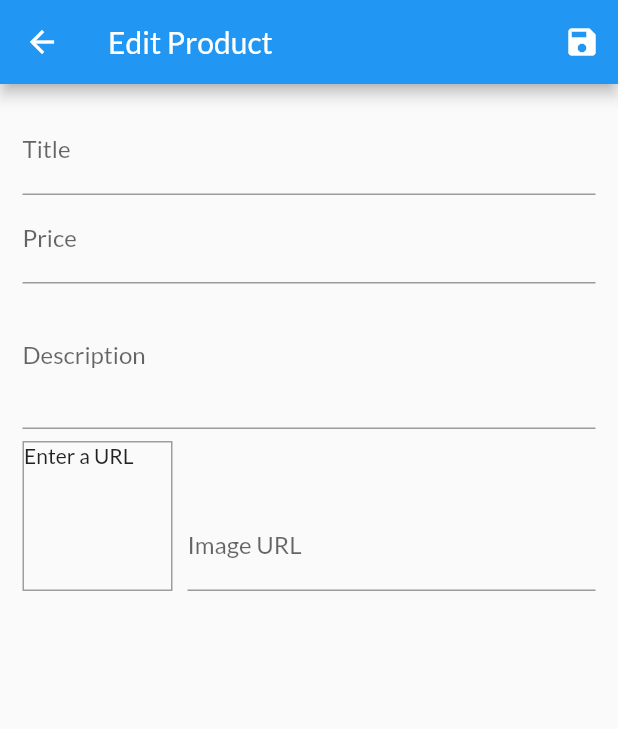
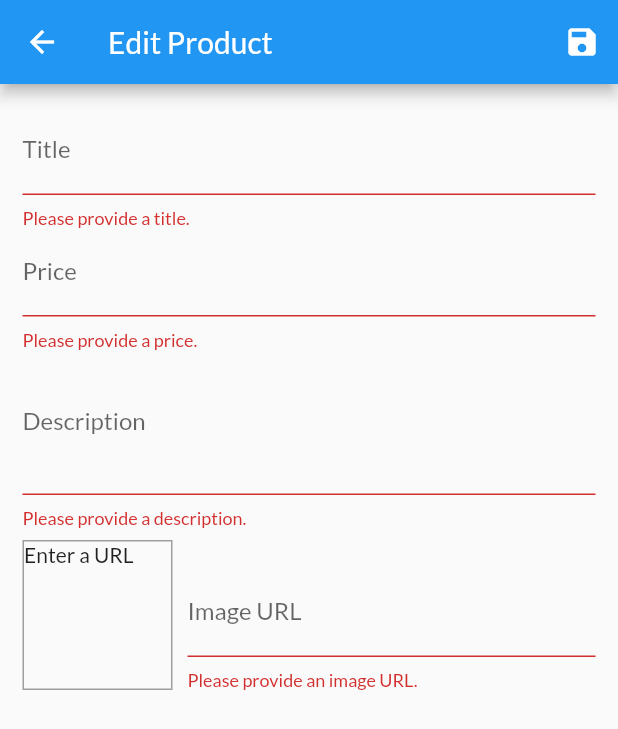
Before and after one commit to stevens34400/Flutter_IntroCourse, a Flutter app: the EditProductScreen screen opened by its route, after a tap on the "save" icon, on a phone screen of 412 x 824 dp. Shown: the top 729 px of the screen. Run offline on Flutter 3.47's test engine with Material 2 defaults, Android fonts, the phone set to English and light mode, and no system bars; network calls fail.

Commit message:
finish sec 9

```diff
--- a/shop_app/lib/screens/edit_product_screen.dart
+++ b/shop_app/lib/screens/edit_product_screen.dart
@@ -1,6 +1,8 @@
 import 'package:flutter/material.dart';
 import 'package:flutter/services.dart';
+import 'package:provider/provider.dart';
 
+import 'package:shop_app/providers/products_provider.dart';
 import '../providers/product.dart';
 
 class EditProductScreen extends StatefulWidget {
@@ -23,11 +25,39 @@ class _EditProductScreenState extends State<EditProductScreen> {
     description: '',
     imageUrl: '',
   );
+  var _isInit = true;
+  var _initvalues = {
+    'title': '',
+    'description': '',
+    'price': '',
+    'imageUrl': '',
+  };
 
   @override
   void initState() {
     _imageUrlFocusNode.addListener(_updateImageUrl);
     super.initState();
+  }
+
+  @override
+  void didChangeDependencies() {
+    if (_isInit) {
+      final productId = ModalRoute.of(context).settings.arguments as String;
+      if (productId != null) {
+        _editedProduct = Provider.of<ProductsProvider>(context, listen: false)
+            .findById(productId);
+        _initvalues = {
+          'title': _editedProduct.title,
+          'description': _editedProduct.description,
+          'price': _editedProduct.price.toString(),
+          // 'imageUrl': _editedProduct.imageUrl,
+          'imageUrl': '',
+        };
+        _imageUrlController.text = _editedProduct.imageUrl;
+      }
+    }
+    _isInit = false;
+    super.didChangeDependencies();
   }
 
   @override
@@ -42,16 +72,29 @@ class _EditProductScreenState extends State<EditProductScreen> {
 
   void _updateImageUrl() {
     if (!_imageUrlFocusNode.hasFocus) {
+      if (!_imageUrlController.text.startsWith('http') ||
+          !_imageUrlController.text.startsWith('https')) {
+        return;
+      }
       setState(() {});
     }
   }
 
   void _saveForm() {
+    final isValid = _form.currentState.validate();
+    if (!isValid) {
+      return;
+    }
     _form.currentState.save();
-    print(_editedProduct.title);
-    print(_editedProduct.description);
-    print(_editedProduct.imageUrl);
-    print(_editedProduct.price);
+    if (_editedProduct.id == null) {
+      Provider.of<ProductsProvider>(context, listen: false)
+          .addProduct(_editedProduct);
+    } else {
+      Provider.of<ProductsProvider>(context, listen: false)
+          .editProduct(_editedProduct.id, _editedProduct);
+    }
+
+    Navigator.of(context).pop();
   }
 
   @override
@@ -73,10 +116,17 @@ class _EditProductScreenState extends State<EditProductScreen> {
           child: ListView(
             children: <Widget>[
               TextFormField(
+                initialValue: _initvalues['title'],
                 decoration: InputDecoration(labelText: 'Title'),
                 textInputAction: TextInputAction.next,
                 onFieldSubmitted: (_) {
                   FocusScope.of(context).requestFocus(_priceFocusNode);
+                },
+                validator: (value) {
+                  if (value.isEmpty) {
+                    return 'Please provide a title.';
+                  }
+                  return null;
                 },
                 onSaved: (value) {
                   _editedProduct = Product(
@@ -85,16 +135,30 @@ class _EditProductScreenState extends State<EditProductScreen> {
                     price: _editedProduct.price,
                     description: _editedProduct.description,
                     imageUrl: _editedProduct.imageUrl,
+                    isFavorite: _editedProduct.isFavorite,
                   );
                 },
               ),
               TextFormField(
+                initialValue: _initvalues['price'],
                 decoration: InputDecoration(labelText: 'Price'),
                 textInputAction: TextInputAction.next,
                 keyboardType: TextInputType.number,
                 focusNode: _priceFocusNode,
                 onFieldSubmitted: (_) {
                   FocusScope.of(context).requestFocus(_descriptionFocusNode);
+                },
+                validator: (value) {
+                  if (value.isEmpty) {
+                    return 'Please provide a price.';
+                  }
+                  if (double.tryParse(value) == null) {
+                    return 'Please enter a valid number';
+                  }
+                  if (double.parse(value) <= 0) {
+                    return 'Please enter a number greater than 0';
+                  }
+                  return null;
                 },
                 onSaved: (value) {
                   _editedProduct = Product(
@@ -103,14 +167,25 @@ class _EditProductScreenState extends State<EditProductScreen> {
                     price: double.parse(value),
                     description: _editedProduct.description,
                     imageUrl: _editedProduct.imageUrl,
+                    isFavorite: _editedProduct.isFavorite,
                   );
                 },
               ),
               TextFormField(
+                initialValue: _initvalues['description'],
                 decoration: InputDecoration(labelText: 'Description'),
                 maxLines: 3,
                 keyboardType: TextInputType.multiline,
                 focusNode: _descriptionFocusNode,
+                validator: (value) {
+                  if (value.isEmpty) {
+                    return 'Please provide a description.';
+                  }
+                  if (value.length <= 10) {
+                    return 'Please provide at least 10 characters';
+                  }
+                  return null;
+                },
                 onSaved: (value) {
                   _editedProduct = Product(
                     id: _editedProduct.id,
@@ -118,6 +193,7 @@ class _EditProductScreenState extends State<EditProductScreen> {
                     price: _editedProduct.price,
                     description: value,
                     imageUrl: _editedProduct.imageUrl,
+                    isFavorite: _editedProduct.isFavorite,
                   );
                 },
               ),
@@ -155,6 +231,16 @@ class _EditProductScreenState extends State<EditProductScreen> {
                       onFieldSubmitted: (_) {
                         _saveForm();
                       },
+                      validator: (value) {
+                        if (value.isEmpty) {
+                          return 'Please provide an image URL.';
+                        }
+                        if (!value.startsWith('http') ||
+                            !value.startsWith('https')) {
+                          return 'Please enter a valid URL';
+                        }
+                        return null;
+                      },
                       onSaved: (value) {
                         _editedProduct = Product(
                           id: _editedProduct.id,
@@ -162,6 +248,7 @@ class _EditProductScreenState extends State<EditProductScreen> {
                           price: _editedProduct.price,
                           description: _editedProduct.description,
                           imageUrl: value,
+                          isFavorite: _editedProduct.isFavorite,
                         );
                       },
                     ),
--- a/shop_app/lib/screens/user_products_screen.dart
+++ b/shop_app/lib/screens/user_products_screen.dart
@@ -33,6 +33,7 @@ class UserProductsScreen extends StatelessWidget {
             UserProductItem(
               title: productsData.items[index].title,
               imageUrl: productsData.items[index].imageUrl,
+              id: productsData.items[index].id,
             ),
             Divider(),
           ]),
```
Also changed, not shown: shop_app/lib/providers/products_provider.dart (+21 -2 lines), shop_app/lib/widgets/user_product_item.dart (+16 -2 lines).
